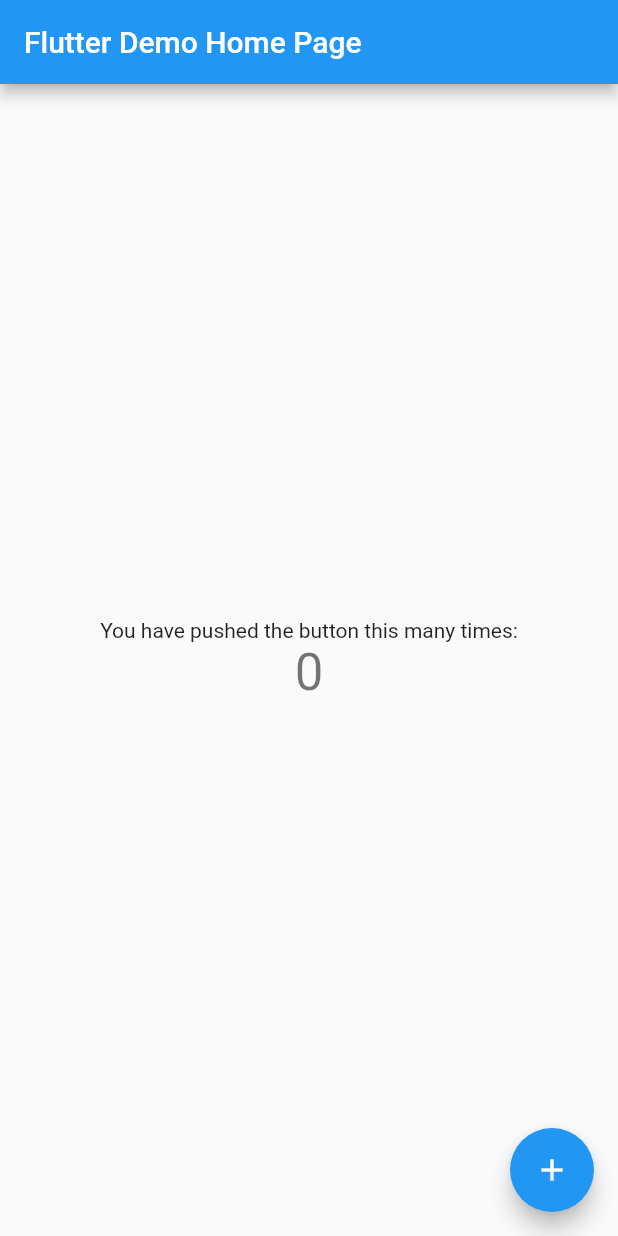
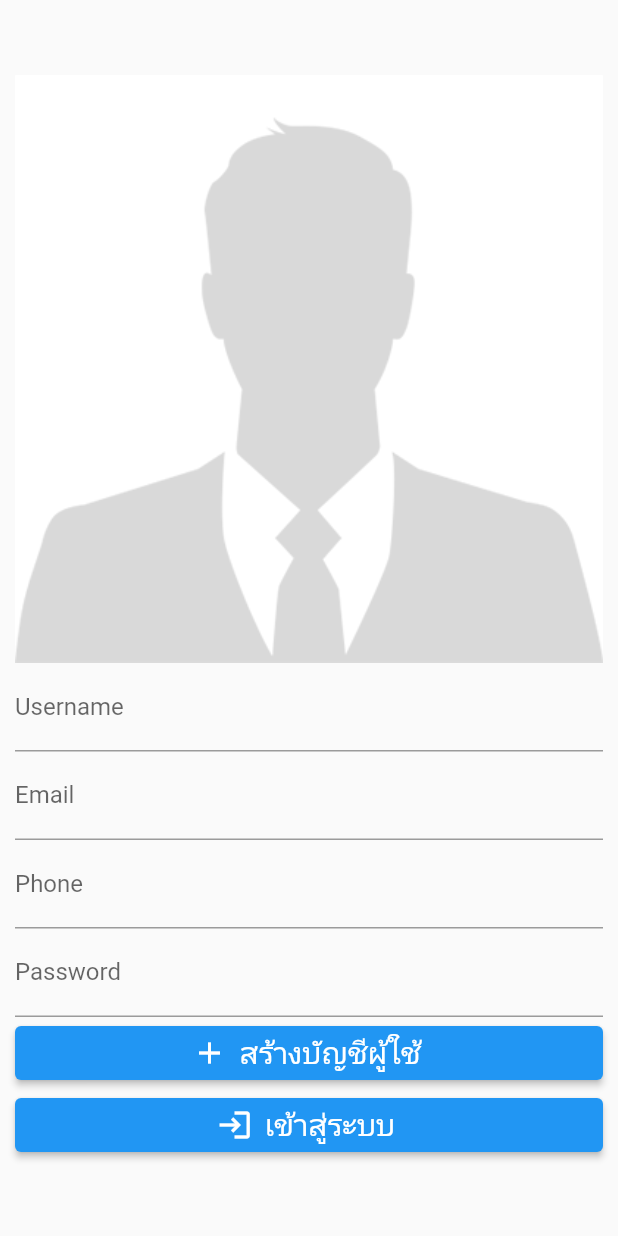
Before and after one commit to BinaryZGHD/Former_Friend_BUU, a Flutter app: the screen it shows after launch, on a phone screen of 412 x 824 dp. Run offline on Flutter 3.47's test engine with Material 2 defaults, Android fonts, the phone set to English and light mode, and no system bars.

Commit message:
start register Login UI

```diff
--- a/lib/main.dart
+++ b/lib/main.dart
@@ -1,3 +1,4 @@
+import 'package:f2fbuu/screens/home.dart';
 import 'package:flutter/material.dart';
 
 void main() {
@@ -24,92 +25,7 @@ class MyApp extends StatelessWidget {
         // is not restarted.
         primarySwatch: Colors.blue,
       ),
-      home: const MyHomePage(title: 'Flutter Demo Home Page'),
+      home: HomeScreen( ),
     );
   }
 }
-
-class MyHomePage extends StatefulWidget {
-  const MyHomePage({Key? key, required this.title}) : super(key: key);
-
-  // This widget is the home page of your application. It is stateful, meaning
-  // that it has a State object (defined below) that contains fields that affect
-  // how it looks.
-
-  // This class is the configuration for the state. It holds the values (in this
-  // case the title) provided by the parent (in this case the App widget) and
-  // used by the build method of the State. Fields in a Widget subclass are
-  // always marked "final".
-
-  final String title;
-
-  @override
-  State<MyHomePage> createState() => _MyHomePageState();
-}
-
-class _MyHomePageState extends State<MyHomePage> {
-  int _counter = 0;
-
-  void _incrementCounter() {
-    setState(() {
-      // This call to setState tells the Flutter framework that something has
-      // changed in this State, which causes it to rerun the build method below
-      // so that the display can reflect the updated values. If we changed
-      // _counter without calling setState(), then the build method would not be
-      // called again, and so nothing would appear to happen.
-      _counter++;
-    });
-  }
-
-  @override
-  Widget build(BuildContext context) {
-    // This method is rerun every time setState is called, for instance as done
-    // by the _incrementCounter method above.
-    //
-    // The Flutter framework has been optimized to make rerunning build methods
-    // fast, so that you can just rebuild anything that needs updating rather
-    // than having to individually change instances of widgets.
-    return Scaffold(
-      appBar: AppBar(
-        // Here we take the value from the MyHomePage object that was created by
-        // the App.build method, and use it to set our appbar title.
-        title: Text(widget.title),
-      ),
-      body: Center(
-        // Center is a layout widget. It takes a single child and positions it
-        // in the middle of the parent.
-        child: Column(
-          // Column is also a layout widget. It takes a list of children and
-          // arranges them vertically. By default, it sizes itself to fit its
-          // children horizontally, and tries to be as tall as its parent.
-          //
-          // Invoke "debug painting" (press "p" in the console, choose the
-          // "Toggle Debug Paint" action from the Flutter Inspector in Android
-          // Studio, or the "Toggle Debug Paint" command in Visual Studio Code)
-          // to see the wireframe for each widget.
-          //
-          // Column has various properties to control how it sizes itself and
-          // how it positions its children. Here we use mainAxisAlignment to
-          // center the children vertically; the main axis here is the vertical
-          // axis because Columns are vertical (the cross axis would be
-          // horizontal).
-          mainAxisAlignment: MainAxisAlignment.center,
-          children: <Widget>[
-            const Text(
-              'You have pushed the button this many times:',
-            ),
-            Text(
-              '$_counter',
-              style: Theme.of(context).textTheme.headline4,
-            ),
-          ],
-        ),
-      ),
-      floatingActionButton: FloatingActionButton(
-        onPressed: _incrementCounter,
-        tooltip: 'Increment',
-        child: const Icon(Icons.add),
-      ), // This trailing comma makes auto-formatting nicer for build methods.
-    );
-  }
-}
--- /dev/null
+++ b/lib/screens/home.dart
@@ -0,0 +1,69 @@
+import 'package:f2fbuu/screens/register.dart';
+import 'package:flutter/material.dart';
+
+import 'login.dart';
+
+
+class HomeScreen extends StatelessWidget {
+  @override
+  Widget build(BuildContext context) {
+    return Scaffold(
+
+      body: Padding(
+        padding: const EdgeInsets.fromLTRB(10, 50, 10, 0),
+        child: SingleChildScrollView(
+          child: Column(
+            children: [
+              Image.asset("assets/logo/profile.png"),
+              TextFormField(
+                decoration: InputDecoration(
+                  labelText: "Username",),
+              ),
+              TextFormField(
+                decoration: InputDecoration(
+                  labelText: "Email",),
+              ),
+              TextFormField(
+                decoration: InputDecoration(
+                  labelText: "Phone",),
+              ),
+              TextFormField(
+                decoration: InputDecoration(
+                  labelText: "Password",),
+              ),
+              SizedBox(
+                width: double.infinity,
+                child: ElevatedButton.icon(
+                  icon: Icon(Icons.add),
+                  label:
+                      Text("สร้างบัญชีผู้ใช้", style: TextStyle(fontSize: 20)),
+                      onPressed: () {
+                      Navigator.pushReplacement(context, MaterialPageRoute(
+                        builder: (context){
+                          return RegisterScreen();
+                      })
+                    );
+                  },
+                ),
+              ),
+              SizedBox(
+                width: double.infinity,
+                child: ElevatedButton.icon(
+                  icon: Icon(Icons.login),
+                  label: Text("เข้าสู่ระบบ", style: TextStyle(fontSize: 20)),
+                  onPressed: () {
+                    Navigator.pushReplacement(context, MaterialPageRoute(
+                        builder: (context){
+                          return LoginScreen();
+                      })
+                    );
+                  },
+                ),
+              )
+            ],
+          ),
+        ),
+      ),
+    );
+  }
+}
```
Also changed, not shown: lib/screens/login.dart (added, +52 -0 lines), lib/screens/register.dart (added, +15 -0 lines), pubspec.yaml (+7 -3 lines), assets/eth.png (added), assets/logo/profile.png (added).
